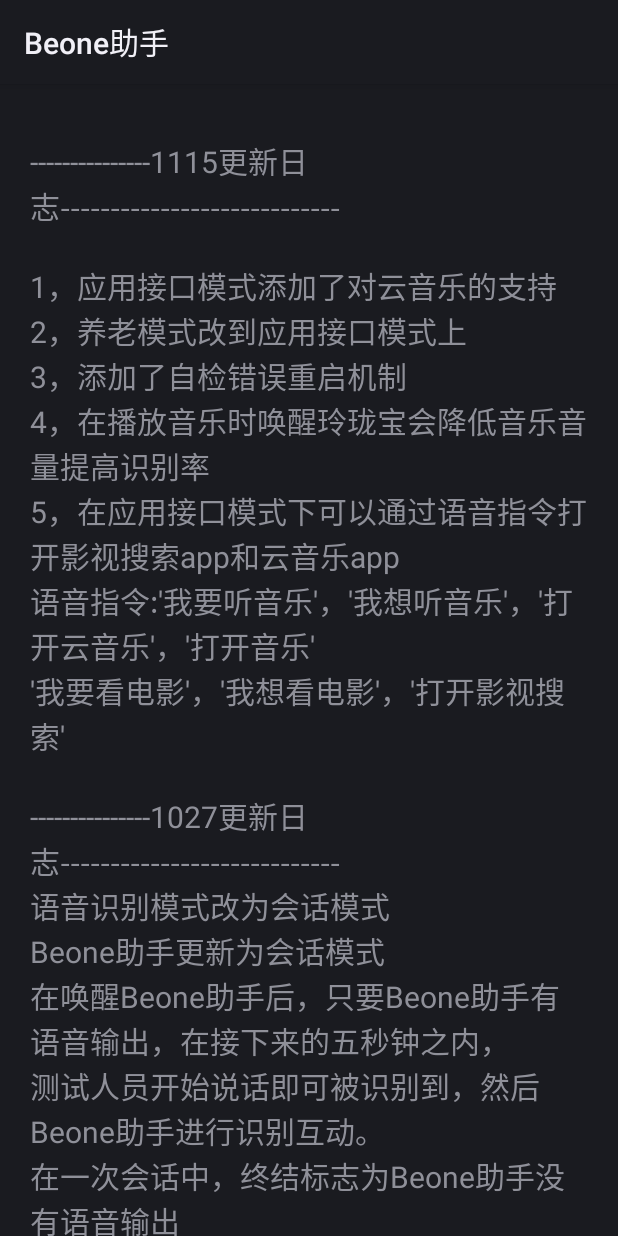
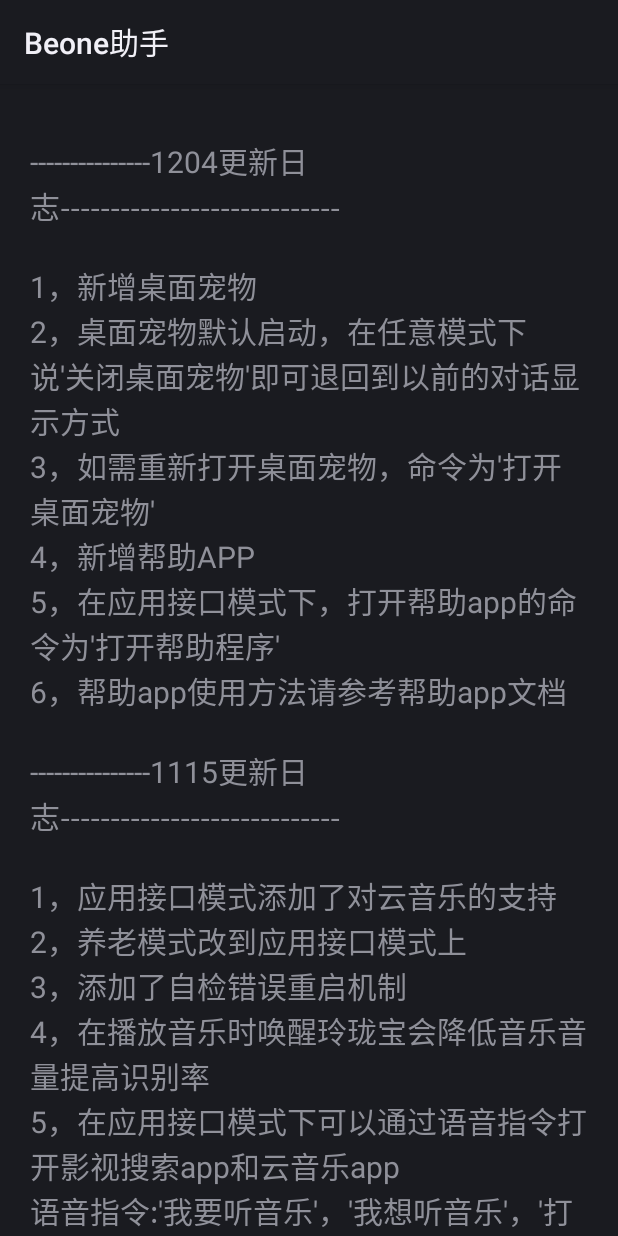
Before and after one commit to WonderFannn/TTAid, an Android app: the screen it shows after launch (SettingActivity), on a phone screen of 412 x 824 dp. Run offline under Robolectric (Android 15) with nearby library versions, the phone set to English and light mode, and no system bars; our stand-ins replace ButterKnife, Volley; libraries missing offline, so code that uses them is left out: com.iflytek.cloud, com.tencent.bugly; 2 statements that could not run were skipped.

Commit message:
文档和版本号

```diff
--- a/app/src/main/AndroidManifest.xml
+++ b/app/src/main/AndroidManifest.xml
@@ -3,7 +3,7 @@
     package="com.beoneaid"
     android:installLocation="auto"
     android:versionCode="1"
-    android:versionName="1.6.1115">
+    android:versionName="1.8.1204">
 
     <application
         android:icon="@drawable/icon"
--- a/app/src/main/res/layout/main_activity.xml
+++ b/app/src/main/res/layout/main_activity.xml
@@ -27,7 +27,15 @@
                 android:gravity="center|left"
                 android:padding="10dp"
                 android:text="
-
+                \n---------------1204更新日志----------------------------
+                \n
+                \n1，新增桌面宠物
+                \n2，桌面宠物默认启动，在任意模式下说'关闭桌面宠物'即可退回到以前的对话显示方式
+                \n3，如需重新打开桌面宠物，命令为'打开桌面宠物'
+                \n4，新增帮助APP
+                \n5，在应用接口模式下，打开帮助app的命令为'打开帮助程序'
+                \n6，帮助app使用方法请参考帮助app文档
+                \n
                 \n---------------1115更新日志----------------------------
                 \n
                 \n1，应用接口模式添加了对云音乐的支持
```
